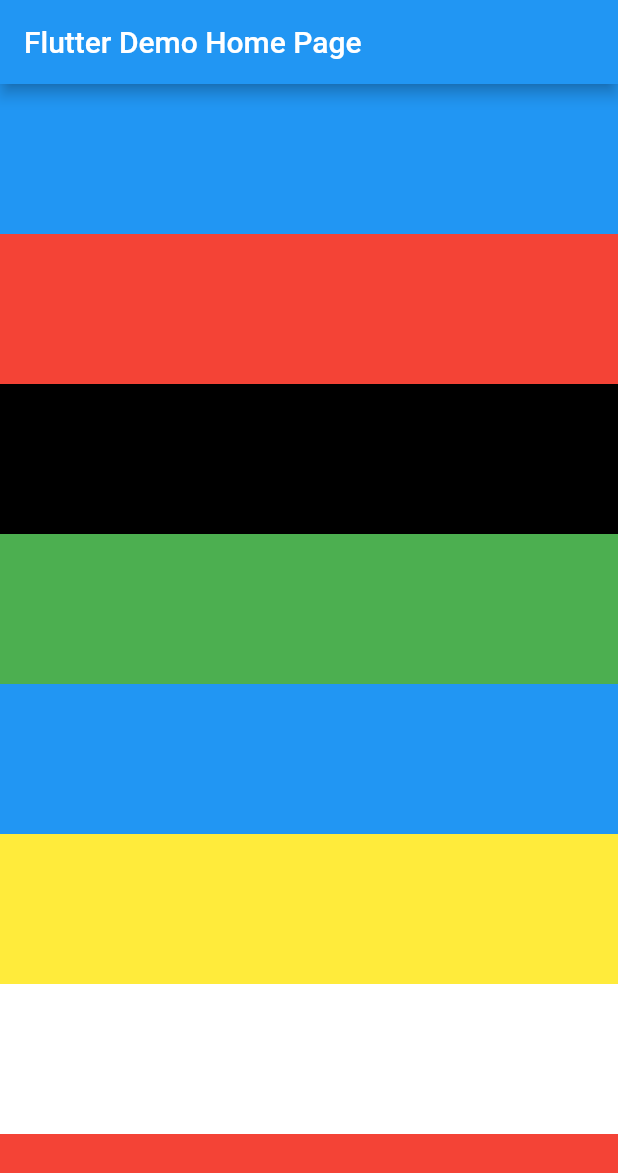
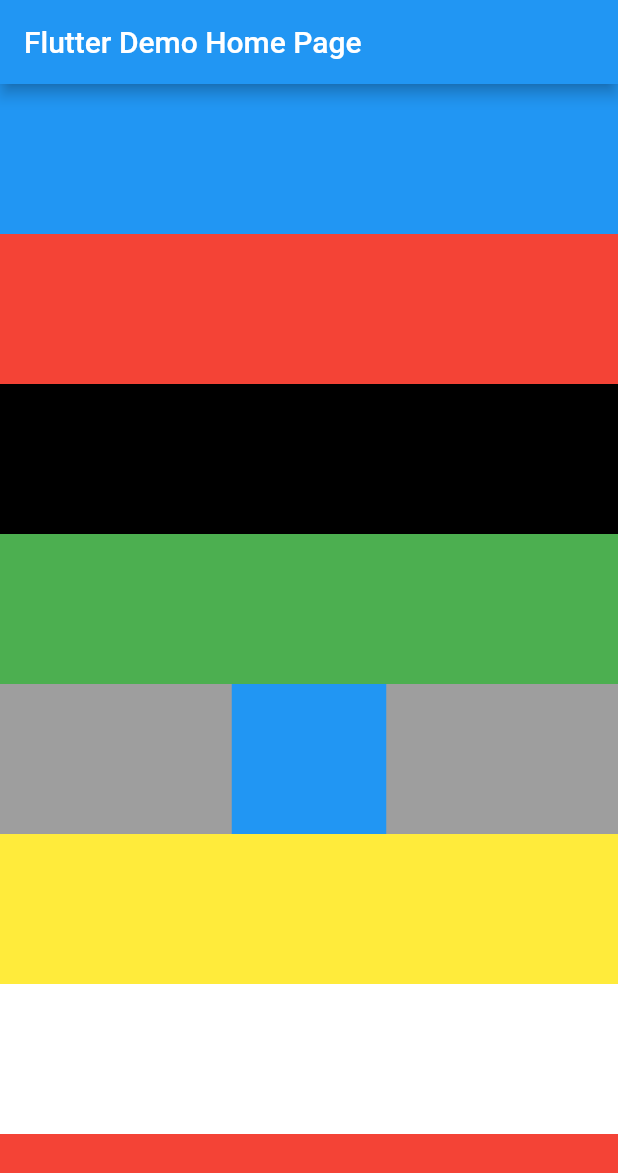
Before and after one commit to dan7sc/flutter-example2, a Flutter app: the screen it shows after launch, on a phone screen of 412 x 824 dp. Shown: the top 1173 px of the screen. Run offline on Flutter 3.47's test engine with Material 2 defaults, Android fonts, the phone set to English and light mode, and no system bars.

Commit message:
Change width of a container

```diff
--- a/lib/main.dart
+++ b/lib/main.dart
@@ -35,7 +35,8 @@ class _MyHomePageState extends State<MyHomePage> {
       appBar: AppBar(
         title: Text(widget.title),
       ),
-      body: Column(
+      body: SingleChildScrollView(
+        child: Column(
           children: [
             Container(
               height: 100,
@@ -59,7 +60,7 @@ class _MyHomePageState extends State<MyHomePage> {
             ),
             Container(
               height: 100,
-              width: MediaQuery.of(context).size.width,
+              width: MediaQuery.of(context).size.width * 0.25,
               color: Colors.blue,
             ),
             Container(
@@ -78,6 +79,7 @@ class _MyHomePageState extends State<MyHomePage> {
               color: Colors.red,
             ),
           ],
+        ),
       ),
     );
   }
```
